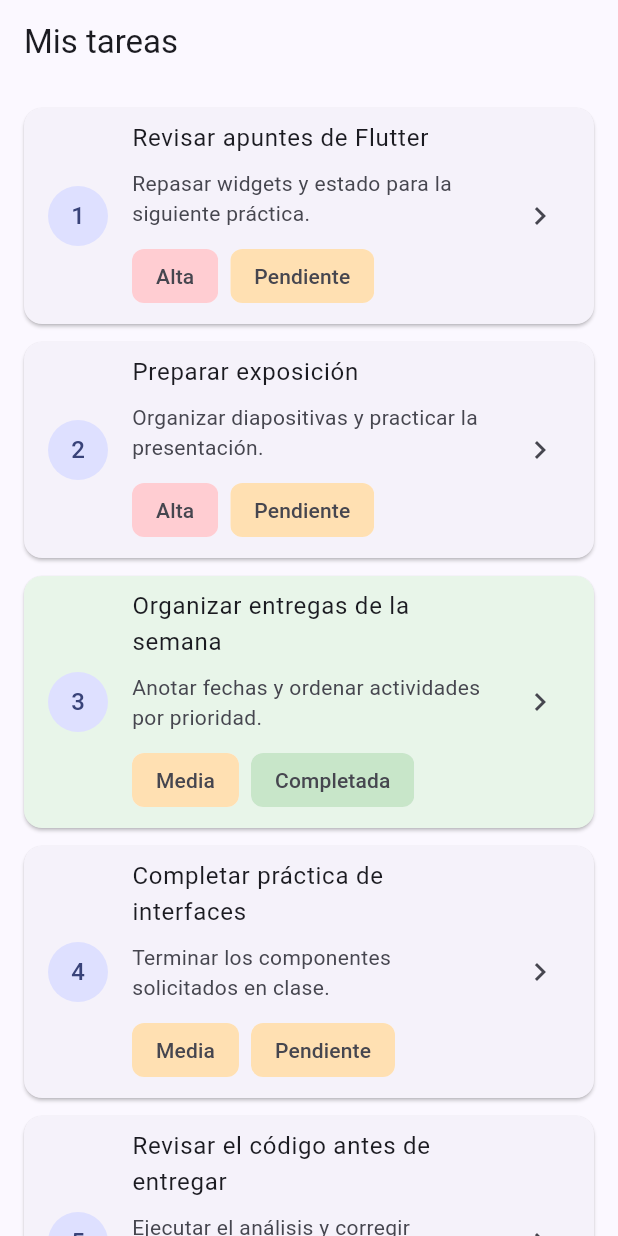
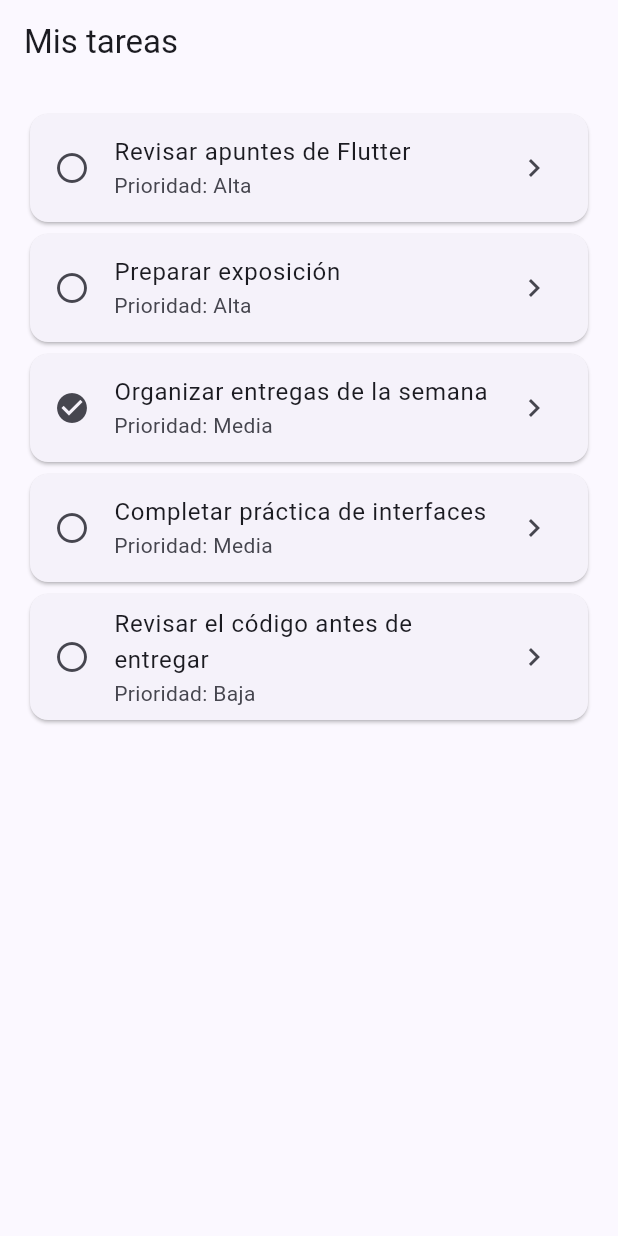
Before and after one commit to JandryHub/TaskFlow, a Flutter app: the screen it shows after launch, on a phone screen of 412 x 824 dp. Run offline on Flutter 3.47's test engine with Material 3 defaults, Android fonts, the phone set to English and light mode, and no system bars; our stand-ins replace go_router.

Commit message:
fix: alinear interfaz con la sesión 5
Co-authored-by: Copilot <223556219+Copilot@users.noreply.github.com>

```diff
--- a/lib/main.dart
+++ b/lib/main.dart
@@ -51,14 +51,8 @@ const demoTasks = <Task>[
 ];
 
 Task? findTask(int? id) {
-  if (id == null) {
-    return null;
-  }
-
   for (final task in demoTasks) {
-    if (task.id == id) {
-      return task;
-    }
+    if (task.id == id) return task;
   }
   return null;
 }
@@ -69,8 +63,8 @@ final appRouter = GoRouter(
     GoRoute(
       path: '/task/:id',
       builder: (context, state) {
-        final taskId = int.tryParse(state.pathParameters['id'] ?? '');
-        return TaskDetailScreen(task: findTask(taskId));
+        final id = int.tryParse(state.pathParameters['id'] ?? '');
+        return TaskDetailScreen(task: findTask(id));
       },
     ),
   ],
@@ -86,72 +80,9 @@ class TaskFlowApp extends StatelessWidget {
       title: 'TaskFlow',
       theme: ThemeData(
         colorScheme: ColorScheme.fromSeed(seedColor: Colors.indigo),
-        useMaterial3: true,
       ),
       routerConfig: appRouter,
     );
-  }
-}
-
-class TaskCard extends StatelessWidget {
-  const TaskCard({super.key, required this.task, this.onTap});
-
-  final Task task;
-  final VoidCallback? onTap;
-
-  @override
-  Widget build(BuildContext context) {
-    return Card(
-      margin: const EdgeInsets.only(bottom: 12),
-      color: task.isCompleted ? Colors.green.shade50 : null,
-      child: ListTile(
-        onTap: onTap,
-        leading: CircleAvatar(child: Text('${task.id}')),
-        title: Text(task.title),
-        subtitle: Padding(
-          padding: const EdgeInsets.only(top: 8),
-          child: Column(
-            crossAxisAlignment: CrossAxisAlignment.start,
-            children: [
-              Text(task.description),
-              const SizedBox(height: 8),
-              Wrap(
-                spacing: 8,
-                runSpacing: 4,
-                children: [
-                  Chip(
-                    label: Text(task.priority),
-                    backgroundColor: _priorityColor(task.priority),
-                    side: BorderSide.none,
-                  ),
-                  Chip(
-                    label: Text(task.isCompleted ? 'Completada' : 'Pendiente'),
-                    backgroundColor: task.isCompleted
-                        ? Colors.green.shade100
-                        : Colors.orange.shade100,
-                    side: BorderSide.none,
-                  ),
-                ],
-              ),
-            ],
-          ),
-        ),
-        trailing: const Icon(Icons.chevron_right),
-      ),
-    );
-  }
-
-  Color _priorityColor(String priority) {
-    switch (priority.toLowerCase()) {
-      case 'alta':
-        return Colors.red.shade100;
-      case 'media':
-        return Colors.orange.shade100;
-      case 'baja':
-        return Colors.green.shade100;
-      default:
-        return Colors.grey.shade200;
-    }
   }
 }
 
@@ -161,15 +92,24 @@ class TaskListScreen extends StatelessWidget {
   @override
   Widget build(BuildContext context) {
     return Scaffold(
-      appBar: AppBar(title: const Text('Mis tareas'), centerTitle: false),
+      appBar: AppBar(title: const Text('Mis tareas')),
       body: ListView.builder(
         padding: const EdgeInsets.all(16),
         itemCount: demoTasks.length,
         itemBuilder: (context, index) {
           final task = demoTasks[index];
-          return TaskCard(
-            task: task,
+          return Card(
+            child: ListTile(
+              leading: Icon(
+                task.isCompleted
+                    ? Icons.check_circle
+                    : Icons.radio_button_unchecked,
+              ),
+              title: Text(task.title),
+              subtitle: Text('Prioridad: ${task.priority}'),
+              trailing: const Icon(Icons.chevron_right),
               onTap: () => context.push('/task/${task.id}'),
+            ),
           );
         },
       ),
@@ -184,68 +124,30 @@ class TaskDetailScreen extends StatelessWidget {
 
   @override
   Widget build(BuildContext context) {
-    final selectedTask = task;
-    if (selectedTask == null) {
+    final selected = task;
     return Scaffold(
       appBar: AppBar(title: const Text('Detalle de tarea')),
-        body: Center(
-          child: Padding(
+      body: Padding(
         padding: const EdgeInsets.all(24),
-            child: Column(
-              mainAxisSize: MainAxisSize.min,
-              children: [
-                const Icon(Icons.search_off, size: 48),
-                const SizedBox(height: 12),
-                const Text('No se encontró la tarea.'),
-                const SizedBox(height: 16),
-                FilledButton.tonalIcon(
-                  onPressed: () => context.go('/'),
-                  icon: const Icon(Icons.arrow_back),
-                  label: const Text('Volver al listado'),
-                ),
-              ],
-            ),
-          ),
-        ),
-      );
-    }
-
-    return Scaffold(
-      appBar: AppBar(title: const Text('Detalle de tarea')),
-      body: SingleChildScrollView(
-        padding: const EdgeInsets.all(24),
-        child: Column(
+        child: selected == null
+            ? const Text('No se encontró esta tarea.')
+            : Column(
                 crossAxisAlignment: CrossAxisAlignment.start,
                 children: [
                   Text(
-              'Tarea #${selectedTask.id}',
-              style: Theme.of(context).textTheme.labelLarge,
-            ),
-            const SizedBox(height: 8),
-            Text(
-              selectedTask.title,
+                    selected.title,
                     style: Theme.of(context).textTheme.headlineSmall,
                   ),
                   const SizedBox(height: 16),
-            Text(selectedTask.description),
+                  Text(selected.description),
                   const SizedBox(height: 16),
-            Chip(label: Text('Prioridad: ${selectedTask.priority}')),
-            const SizedBox(height: 8),
-            Chip(
-              label: Text(
-                selectedTask.isCompleted
+                  Text('Prioridad: ${selected.priority}'),
+                  Text(
+                    selected.isCompleted
                         ? 'Estado: completada'
                         : 'Estado: pendiente',
                   ),
-            ),
-            const SizedBox(height: 8),
-            Text('Usuario: ${selectedTask.userId}'),
-            const SizedBox(height: 32),
-            FilledButton.tonalIcon(
-              onPressed: () => context.pop(),
-              icon: const Icon(Icons.arrow_back),
-              label: const Text('Volver al listado'),
-            ),
+                  Text('Usuario: ${selected.userId}'),
                 ],
               ),
       ),
```
Also changed, not shown: 2 other files. Lines whose indentation alone changed are shown as unchanged.
